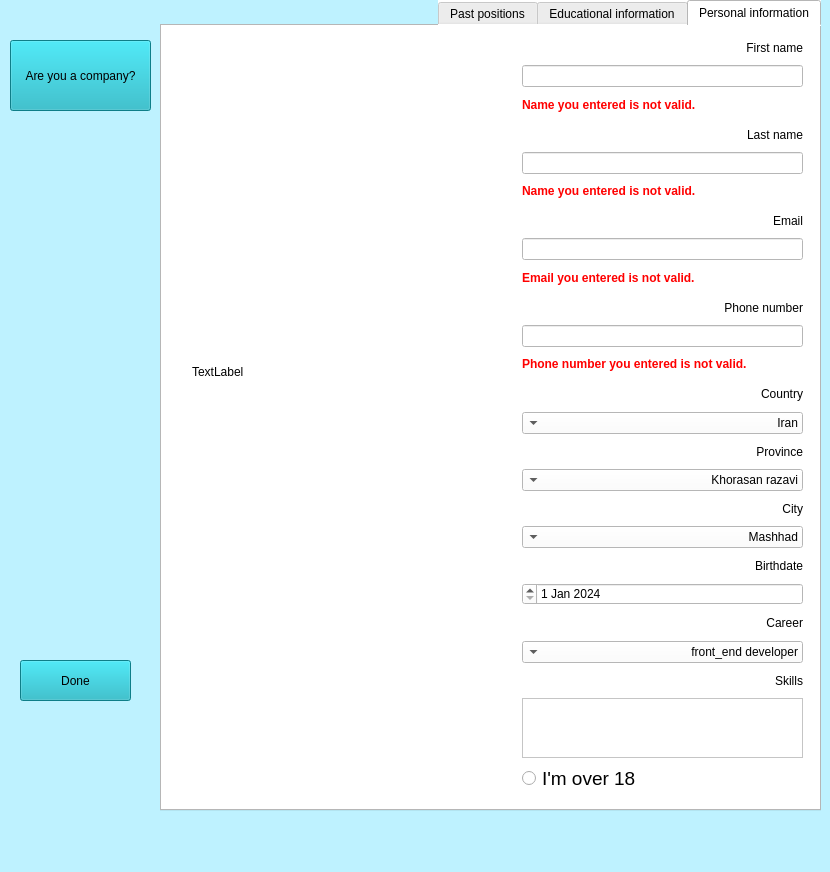
KNajjary/LinkedIn, file completeuserinfowindow.ui: the form before one commit.
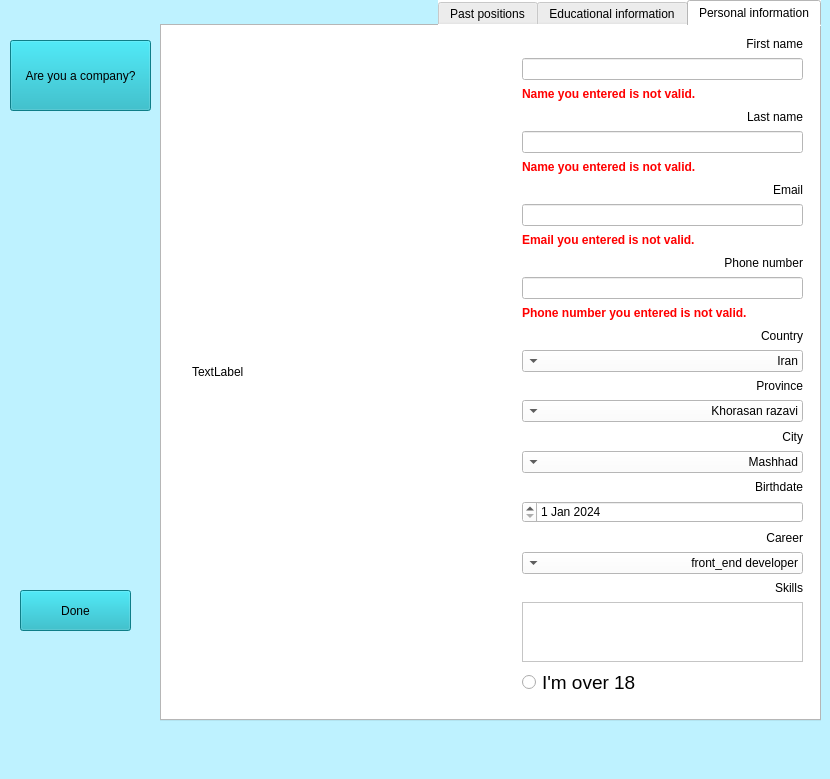
The form after the commit.

```diff
--- a/completeuserinfowindow.ui
+++ b/completeuserinfowindow.ui
@@ -7,7 +7,7 @@
     <x>0</x>
     <y>0</y>
     <width>830</width>
-    <height>872</height>
+    <height>779</height>
    </rect>
   </property>
   <property name="windowTitle">
@@ -26,7 +26,7 @@
       <x>160</x>
       <y>0</y>
       <width>661</width>
-      <height>811</height>
+      <height>721</height>
      </rect>
     </property>
     <property name="layoutDirection">
@@ -67,7 +67,7 @@
         <x>360</x>
         <y>10</y>
         <width>281</width>
-        <height>757</height>
+        <height>661</height>
        </rect>
       </property>
       <layout class="QVBoxLayout" name="verticalLayout">
@@ -613,7 +613,7 @@
     <property name="geometry">
      <rect>
       <x>20</x>
-      <y>660</y>
+      <y>590</y>
       <width>111</width>
       <height>41</height>
      </rect>
```
